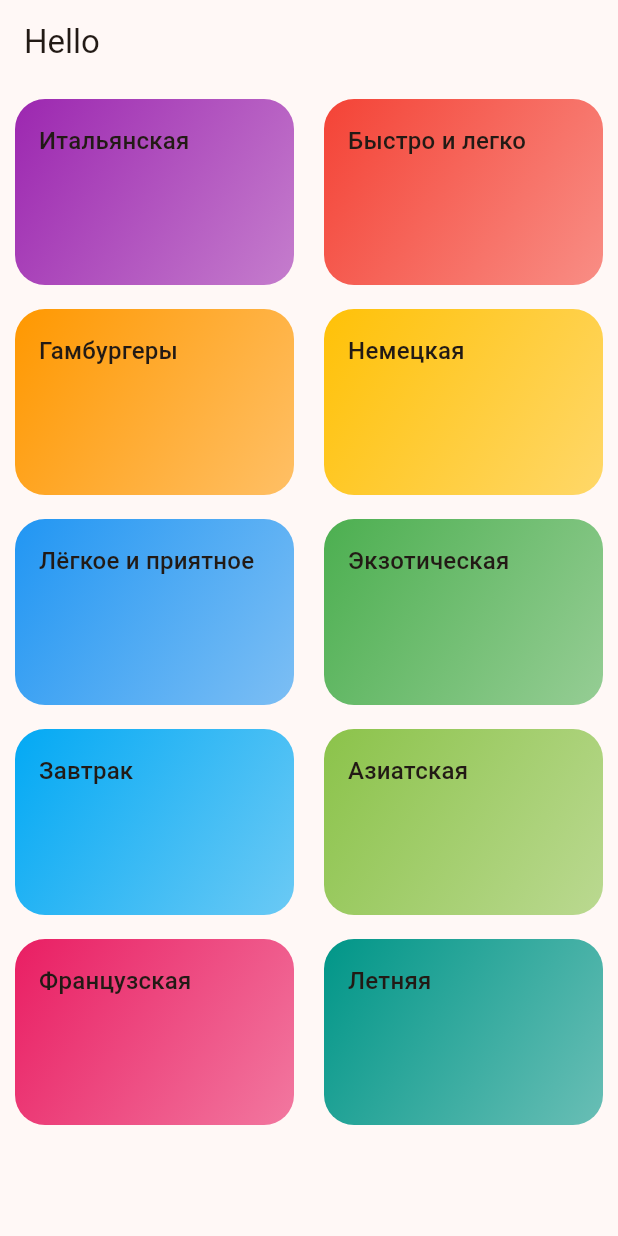
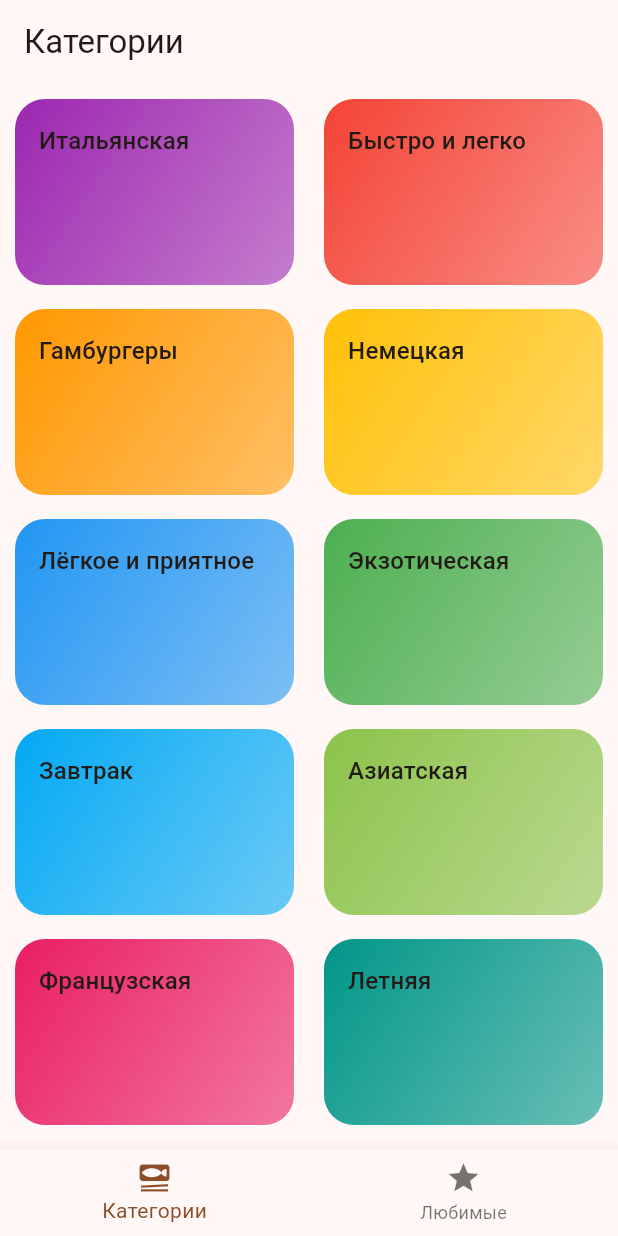
Before and after one commit to azimsaburov/meal, a Flutter app: the screen it shows after launch, on a phone screen of 412 x 824 dp. Run offline on Flutter 3.47's test engine with Material 3 defaults, Android fonts, the phone set to English and light mode, and no system bars; our stand-ins replace google_fonts.

Commit message:
Таб бар

```diff
--- a/lib/main.dart
+++ b/lib/main.dart
@@ -1,7 +1,7 @@
 import 'package:flutter/material.dart';
 import 'package:meal/data/theme_data.dart';
-import 'package:meal/screens/categories_screen.dart';
 import 'package:meal/screens/meals_screen.dart';
+import 'package:meal/screens/tabs_screen.dart';
 
 void main() {
   WidgetsFlutterBinding.ensureInitialized();
@@ -10,7 +10,7 @@ void main() {
       theme: theme,
       initialRoute: '/',
       routes: {
-        '/': (context) => CategoriesScreen(),
+        '/': (context) => TabsScreen(),
         '/meals': (context) => MealsScreen(),
         // '/mealsDetail': (context) => MealDetailsScreen(),
 
--- a/lib/screens/categories_screen.dart
+++ b/lib/screens/categories_screen.dart
@@ -7,9 +7,7 @@ class CategoriesScreen extends StatelessWidget {
 
   @override
   Widget build(BuildContext context) {
-    return Scaffold(
-      appBar: AppBar(title: Text('Hello')),
-      body: GridView.count(
+    return GridView.count(
         crossAxisCount: 2,
         crossAxisSpacing: 20,
         mainAxisSpacing: 16,
@@ -27,7 +25,6 @@ class CategoriesScreen extends StatelessWidget {
             }).toList(),
           ),
         ),
-      ),
-    );
+      );
   }
 }
--- /dev/null
+++ b/lib/screens/tabs_screen.dart
@@ -0,0 +1,51 @@
+import 'package:flutter/material.dart';
+import 'package:meal/screens/categories_screen.dart';
+import 'package:meal/screens/meals_screen.dart';
+
+class TabsScreen extends StatefulWidget {
+  const TabsScreen({super.key});
+
+  @override
+  State<TabsScreen> createState() => _TabsScreenState();
+}
+
+class _TabsScreenState extends State<TabsScreen> {
+  late int _selectedPageIndex;
+  @override
+  void initState() {
+    _selectedPageIndex = 0;
+    super.initState();
+  }
+
+  Widget get activePage{
+
+    if(_selectedPageIndex == 0){
+      return CategoriesScreen();
+    }else{
+      return MealsScreen();
+    }
+  }
+
+  @override
+  Widget build(BuildContext context) {
+    return Scaffold(
+      appBar: AppBar(title: Text('Категории')),
+      body: CategoriesScreen(),
+      bottomNavigationBar: BottomNavigationBar(
+        currentIndex: _selectedPageIndex,
+        onTap: (index) {
+          setState(() {
+            _selectedPageIndex = index;
+          });
+        },
+        items: [
+          BottomNavigationBarItem(
+            icon: Icon(Icons.set_meal),
+            label: 'Категории',
+          ),
+          BottomNavigationBarItem(icon: Icon(Icons.star), label: 'Любимые'),
+        ],
+      ),
+    );
+  }
+}
```
